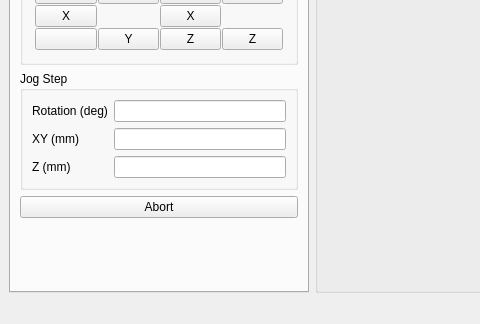
First picture: the form in gui/form.ui, repository linum-uqam/linum-microscopes, before the edit; both pictures show x 0 to 480 and y 463 to 787 of the 800 by 787 pixel window.
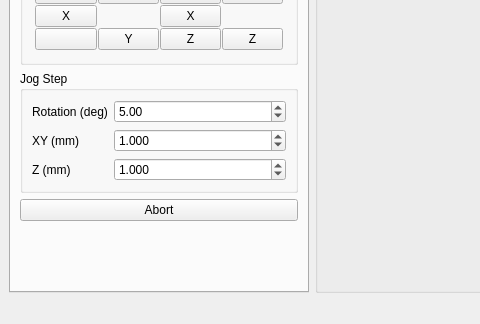
Second picture: the form after the edit. Icons and pictures are not drawn.

Commit message: Adding the stage control to the gui for the S-OCT

Diff of the .ui file:
```diff
--- a/gui/form.ui
+++ b/gui/form.ui
@@ -328,9 +328,6 @@
              </property>
             </widget>
            </item>
-           <item row="0" column="1">
-            <widget class="QLineEdit" name="lineEdit_6"/>
-           </item>
            <item row="1" column="0">
             <widget class="QLabel" name="label_8">
              <property name="text">
@@ -338,9 +335,6 @@
              </property>
             </widget>
            </item>
-           <item row="1" column="1">
-            <widget class="QLineEdit" name="lineEdit_8"/>
-           </item>
            <item row="2" column="0">
             <widget class="QLabel" name="label_9">
              <property name="text">
@@ -348,8 +342,41 @@
              </property>
             </widget>
            </item>
+           <item row="0" column="1">
+            <widget class="QDoubleSpinBox" name="doubleSpinBox_rot_jogstep_mm">
+             <property name="value">
+              <double>5.000000000000000</double>
+             </property>
+            </widget>
+           </item>
+           <item row="1" column="1">
+            <widget class="QDoubleSpinBox" name="doubleSpinBox_xy_jogstep_mm">
+             <property name="decimals">
+              <number>3</number>
+             </property>
+             <property name="maximum">
+              <double>10.000000000000000</double>
+             </property>
+             <property name="value">
+              <double>1.000000000000000</double>
+             </property>
+            </widget>
+           </item>
            <item row="2" column="1">
-            <widget class="QLineEdit" name="lineEdit_9"/>
+            <widget class="QDoubleSpinBox" name="doubleSpinBox_z_jogstep_mm">
+             <property name="decimals">
+              <number>3</number>
+             </property>
+             <property name="minimum">
+              <double>0.000000000000000</double>
+             </property>
+             <property name="maximum">
+              <double>10.000000000000000</double>
+             </property>
+             <property name="value">
+              <double>1.000000000000000</double>
+             </property>
+            </widget>
            </item>
           </layout>
          </widget>
```
Left out of the diff: 28 changed lines with no effect on the pictures. The commit also changes 3 other files.
